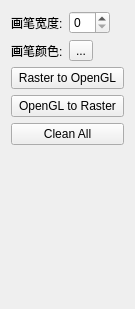
First picture: the form in src/pensetwidget.ui, repository shufameng/pen_test, before the edit.
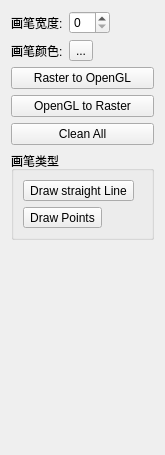
Second picture: the form after the edit.

Patch:
```diff
--- a/src/pensetwidget.ui
+++ b/src/pensetwidget.ui
@@ -6,14 +6,14 @@
    <rect>
     <x>0</x>
     <y>0</y>
-    <width>135</width>
-    <height>309</height>
+    <width>165</width>
+    <height>455</height>
    </rect>
   </property>
   <property name="windowTitle">
    <string>Form</string>
   </property>
-  <layout class="QVBoxLayout" name="verticalLayout">
+  <layout class="QVBoxLayout" name="verticalLayout_2">
    <item>
     <layout class="QGridLayout" name="gridLayout">
      <item row="0" column="1">
@@ -80,6 +80,35 @@
      </property>
     </widget>
    </item>
+   <item>
+    <widget class="QGroupBox" name="groupBox">
+     <property name="title">
+      <string>画笔类型</string>
+     </property>
+     <layout class="QVBoxLayout" name="verticalLayout">
+      <item>
+       <widget class="QToolButton" name="toolButtonPen_StraightLines">
+        <property name="text">
+         <string>Draw straight Line</string>
+        </property>
+        <property name="checkable">
+         <bool>true</bool>
+        </property>
+       </widget>
+      </item>
+      <item>
+       <widget class="QToolButton" name="toolButtonPen_Points">
+        <property name="text">
+         <string>Draw Points</string>
+        </property>
+        <property name="checkable">
+         <bool>true</bool>
+        </property>
+       </widget>
+      </item>
+     </layout>
+    </widget>
+   </item>
    <item>
     <spacer name="verticalSpacer">
      <property name="orientation">
```
